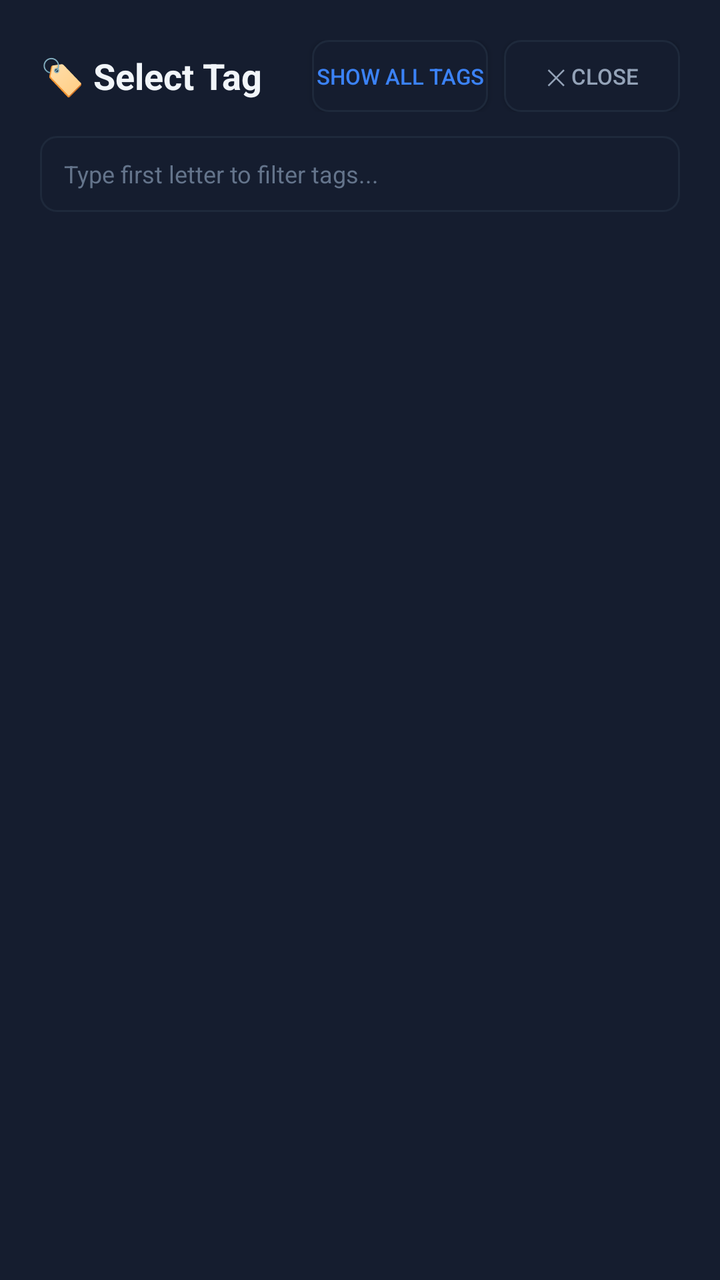
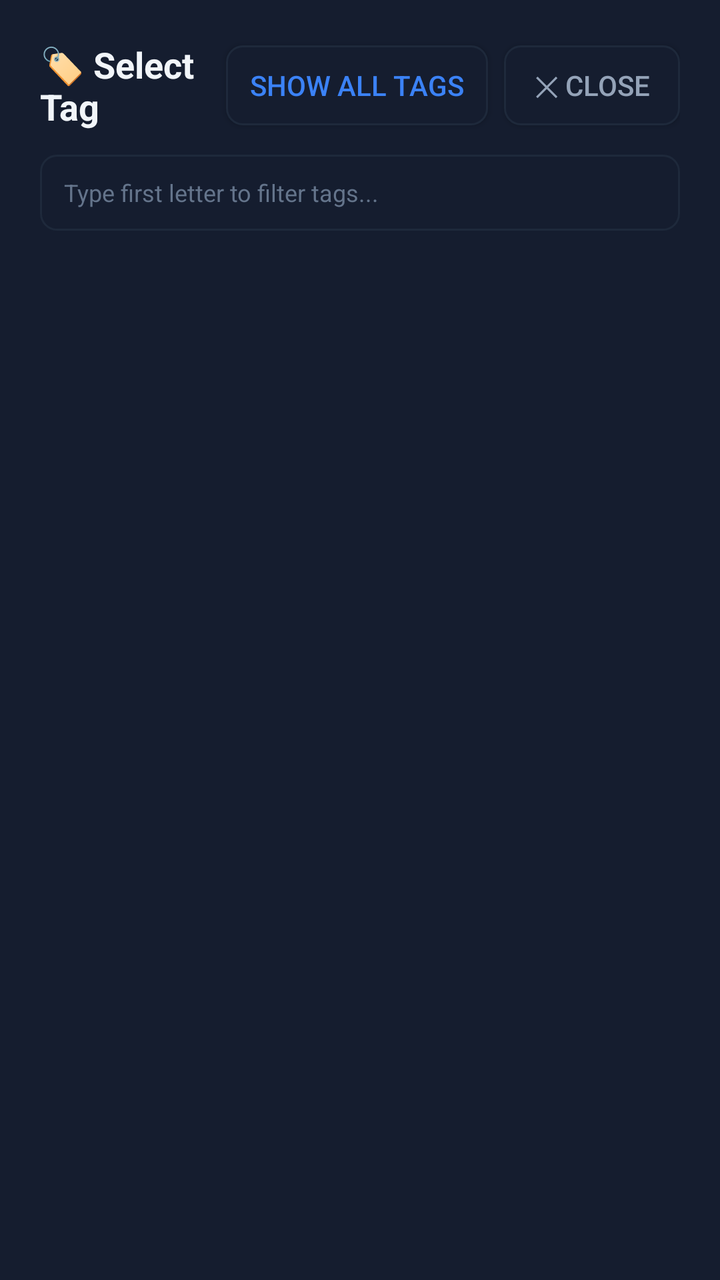

Before-and-after screenshots of an Android layout around one commit, followed by the original layout XML and the change that was made.
<!-- AndroidManifest.xml: application theme Theme.TVDiagnostics -->
<!-- res/layout/dialog_tags.xml -->
<?xml version="1.0" encoding="utf-8"?>
<LinearLayout xmlns:android="http://schemas.android.com/apk/res/android"
    android:layout_width="720dp"
    android:layout_height="wrap_content"
    android:orientation="vertical"
    android:background="@color/card_dark"
    android:padding="20dp">

    
    <LinearLayout
        android:layout_width="match_parent"
        android:layout_height="wrap_content"
        android:orientation="horizontal"
        android:gravity="center_vertical"
        android:layout_marginBottom="12dp">

        <TextView
            android:layout_width="0dp"
            android:layout_height="wrap_content"
            android:layout_weight="1"
            android:text="🏷 Select Tag"
            android:textColor="@color/text_white"
            android:textSize="18sp"
            android:textStyle="bold" />

        <Button
            android:id="@+id/btnTagResetAll"
            android:layout_width="wrap_content"
            android:layout_height="36dp"
            android:text="Show All Tags"
            android:background="@drawable/btn_tv_focus"
            android:textColor="@color/accent_blue"
            android:textSize="11sp"
            android:focusable="true"
            android:layout_marginEnd="8dp" />

        <Button
            android:id="@+id/btnTagClose"
            android:layout_width="wrap_content"
            android:layout_height="36dp"
            android:text="✕ Close"
            android:background="@drawable/btn_tv_focus"
            android:textColor="@color/text_muted"
            android:textSize="11sp"
            android:focusable="true" />
    </LinearLayout>

    
    <LinearLayout
        android:layout_width="match_parent"
        android:layout_height="wrap_content"
        android:orientation="horizontal"
        android:gravity="center_vertical"
        android:layout_marginBottom="10dp">

        <EditText
            android:id="@+id/etTagFilterSearch"
            android:layout_width="0dp"
            android:layout_height="38dp"
            android:layout_weight="1"
            android:background="@drawable/btn_tv_focus"
            android:hint="Type first letter to filter tags..."
            android:textColorHint="#64748B"
            android:textColor="@color/text_white"
            android:textSize="12sp"
            android:paddingStart="12dp"
            android:paddingEnd="12dp"
            android:singleLine="true"
            android:inputType="text"
            android:imeOptions="actionSearch"
            android:focusable="true" />
    </LinearLayout>

    
    <HorizontalScrollView
        android:id="@+id/hsvAlphabet"
        android:layout_width="match_parent"
        android:layout_height="wrap_content"
        android:scrollbars="none"
        android:layout_marginBottom="12dp">

        <LinearLayout
            android:id="@+id/layoutAlphabetPills"
            android:layout_width="wrap_content"
            android:layout_height="wrap_content"
            android:orientation="horizontal"
            android:gravity="center_vertical" />
    </HorizontalScrollView>

    
    <ScrollView
        android:layout_width="match_parent"
        android:layout_height="240dp"
        android:scrollbars="vertical">

        <LinearLayout
            android:layout_width="match_parent"
            android:layout_height="wrap_content"
            android:orientation="vertical">

            <GridLayout
                android:id="@+id/gridTagsContainer"
                android:layout_width="match_parent"
                android:layout_height="wrap_content"
                android:columnCount="3"
                android:useDefaultMargins="true"
                android:alignmentMode="alignMargins" />

            <TextView
                android:id="@+id/tvNoTagsFound"
                android:layout_width="match_parent"
                android:layout_height="80dp"
                android:gravity="center"
                android:text="No tags starting with this letter."
                android:textColor="@color/text_muted"
                android:textSize="12sp"
                android:visibility="gone" />
        </LinearLayout>
    </ScrollView>

</LinearLayout>
<!-- resources referenced by this layout -->
<resources>
  <color name="accent_blue">#3B82F6</color>
  <color name="card_dark">#151D2F</color>
  <color name="text_muted">#94A3B8</color>
  <color name="text_white">#F1F5F9</color>
  <!-- drawable btn_tv_focus (drawable) -->
  <?xml version="1.0" encoding="utf-8"?>
  <selector xmlns:android="http://schemas.android.com/apk/res/android">
      <item android:state_focused="true">
          <shape android:shape="rectangle">
              <solid android:color="@color/card_focused" />
              <stroke android:width="3dp" android:color="@color/tv_focus_stroke" />
              <corners android:radius="8dp" />
          </shape>
      </item>
      <item android:state_pressed="true">
          <shape android:shape="rectangle">
              <solid android:color="@color/accent_blue" />
              <corners android:radius="8dp" />
          </shape>
      </item>
      <item>
          <shape android:shape="rectangle">
              <solid android:color="@color/card_dark" />
              <stroke android:width="1dp" android:color="@color/border_dark" />
              <corners android:radius="8dp" />
          </shape>
      </item>
  </selector>
  <style name="Theme.TVDiagnostics" parent="Theme.AppCompat.NoActionBar">
          <item name="android:windowBackground">@color/bg_dark</item>
          <item name="android:textColor">@color/text_white</item>
          <item name="colorPrimary">@color/accent_blue</item>
          <item name="colorAccent">@color/accent_blue</item>
      </style>
  <color name="card_focused">#2A3B5C</color>
  <color name="tv_focus_stroke">#60A5FA</color>
  <color name="border_dark">#1E293B</color>
  <color name="bg_dark">#0B0F19</color>
</resources>

<!-- the commit's change to res/layout/dialog_tags.xml (unified diff, before → after) -->
@@ -26,22 +26,26 @@
         <Button
             android:id="@+id/btnTagResetAll"
             android:layout_width="wrap_content"
-            android:layout_height="36dp"
+            android:layout_height="40dp"
             android:text="Show All Tags"
             android:background="@drawable/btn_tv_focus"
             android:textColor="@color/accent_blue"
-            android:textSize="11sp"
+            android:textSize="14sp"
+            android:paddingStart="12dp"
+            android:paddingEnd="12dp"
             android:focusable="true"
             android:layout_marginEnd="8dp" />
 
         <Button
             android:id="@+id/btnTagClose"
             android:layout_width="wrap_content"
-            android:layout_height="36dp"
+            android:layout_height="40dp"
             android:text="✕ Close"
             android:background="@drawable/btn_tv_focus"
             android:textColor="@color/text_muted"
-            android:textSize="11sp"
+            android:textSize="14sp"
+            android:paddingStart="14dp"
+            android:paddingEnd="14dp"
             android:focusable="true" />
     </LinearLayout>
 
